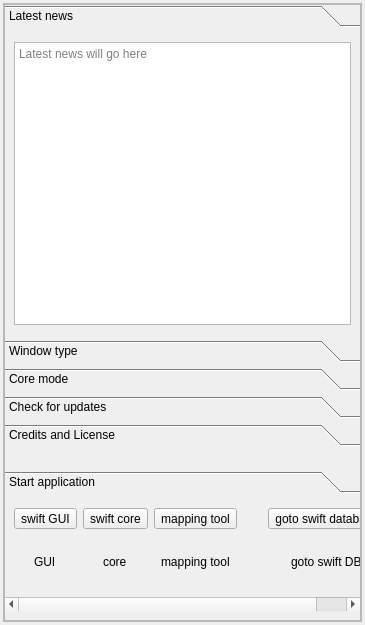
First picture: the form in src/swiftlauncher/swiftlauncher.ui, repository swift-project/pilotclient, before the edit.
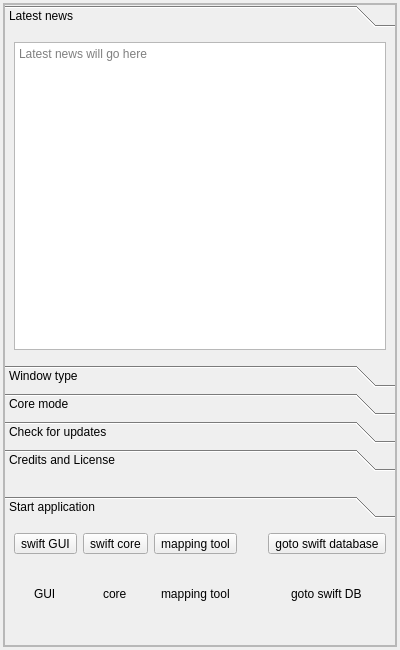
Second picture: the form after the edit. Icons and pictures are not drawn. Custom widgets are drawn as their Qt base class.

```diff
--- a/src/swiftlauncher/swiftlauncher.ui
+++ b/src/swiftlauncher/swiftlauncher.ui
@@ -6,8 +6,8 @@
    <rect>
     <x>0</x>
     <y>0</y>
-    <width>365</width>
-    <height>625</height>
+    <width>400</width>
+    <height>650</height>
    </rect>
   </property>
   <property name="windowTitle">
@@ -88,8 +88,8 @@
               <rect>
                <x>0</x>
                <y>0</y>
-               <width>355</width>
-               <height>301</height>
+               <width>390</width>
+               <height>326</height>
               </rect>
              </property>
              <attribute name="label">
@@ -628,7 +628,7 @@
               <rect>
                <x>0</x>
                <y>0</y>
-               <width>355</width>
+               <width>390</width>
                <height>112</height>
               </rect>
              </property>
```
Left out of the diff: 29 changed lines with no effect on the pictures.
